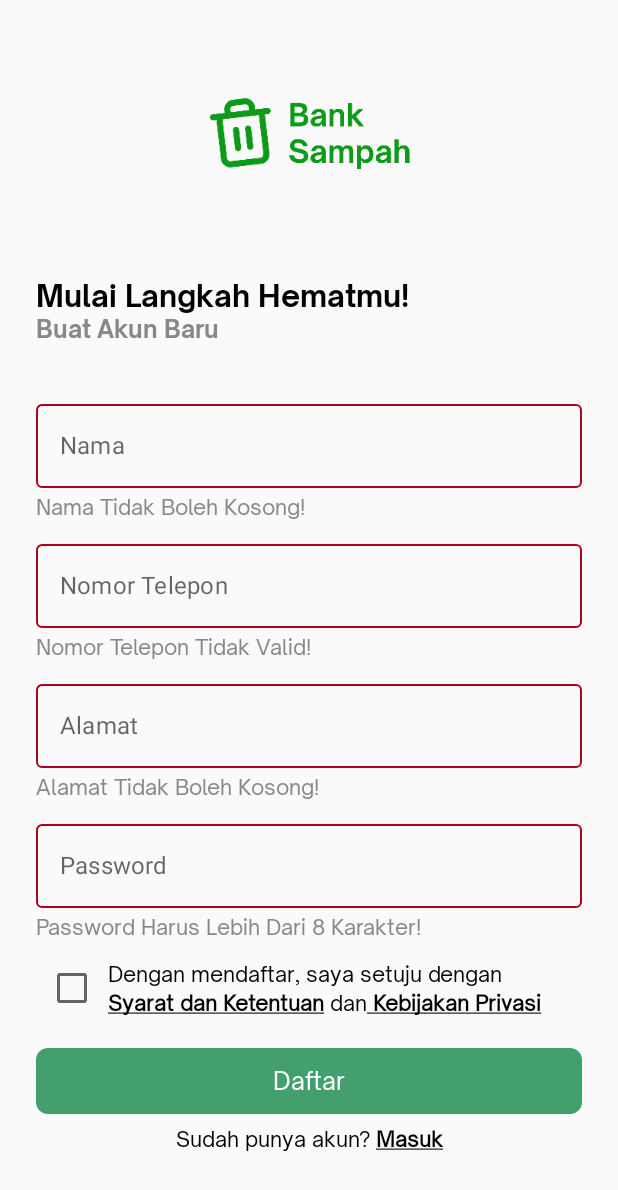
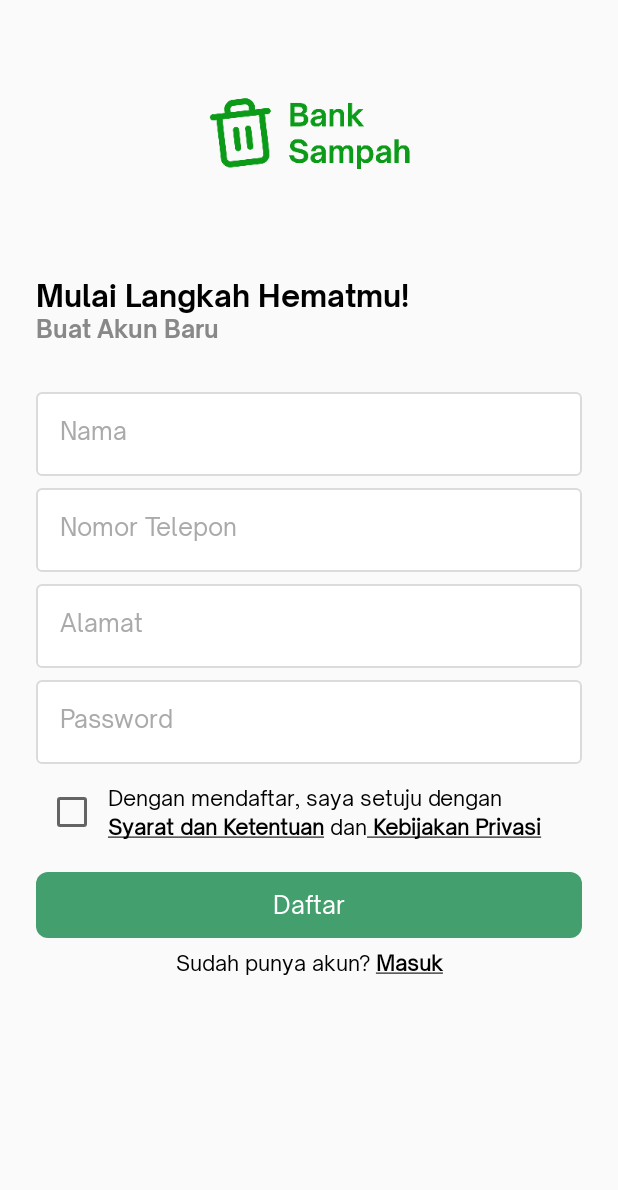
Before and after one commit to fahmirumagutawan/Jetpack-BankSampahRW5, an Android app built with Jetpack Compose: the SignupScreen screen opened through its navigation route, on a phone screen of 412 x 824 dp. Shown: the top 1190 px of the screen. Run offline under Robolectric (Android 15) with nearby library versions, the phone set to English and light mode, and no system bars; our stand-ins replace Dagger/Hilt's generated code, Firebase (no records; nobody signed in at launch, a user with empty details on screens opened directly).

Commit message:
change : auth text field and refactor validation checker

```diff
--- a/app/src/main/java/com/filkom/banksampahdelima/screen/auth/LoginScreen.kt
+++ b/app/src/main/java/com/filkom/banksampahdelima/screen/auth/LoginScreen.kt
@@ -1,11 +1,8 @@
 package com.filkom.banksampahdelima.screen.auth
 
-import androidx.compose.foundation.clickable
 import androidx.compose.foundation.layout.*
 import androidx.compose.foundation.text.KeyboardOptions
-import androidx.compose.material.OutlinedTextField
 import androidx.compose.material.Text
-import androidx.compose.material.TextFieldDefaults
 import androidx.compose.runtime.Composable
 import androidx.compose.ui.Alignment
 import androidx.compose.ui.Modifier
@@ -16,7 +13,6 @@ import androidx.compose.ui.text.buildAnnotatedString
 import androidx.compose.ui.text.font.Font
 import androidx.compose.ui.text.font.FontFamily
 import androidx.compose.ui.text.font.FontWeight
-import androidx.compose.ui.text.input.ImeAction
 import androidx.compose.ui.text.input.KeyboardType
 import androidx.compose.ui.text.input.PasswordVisualTransformation
 import androidx.compose.ui.text.style.TextDecoration
@@ -26,11 +22,7 @@ import androidx.compose.ui.unit.sp
 import androidx.hilt.navigation.compose.hiltViewModel
 import coil.compose.AsyncImage
 import com.filkom.banksampahdelima.R
-import com.filkom.banksampahdelima.component.AppButton
-import com.filkom.banksampahdelima.component.AppText
-import com.filkom.banksampahdelima.component.AppTextButton
-import com.filkom.banksampahdelima.component.AppTextInputNormal
-import com.filkom.banksampahdelima.component.TextType
+import com.filkom.banksampahdelima.component.*
 import com.filkom.banksampahdelima.viewmodel.LoginViewModel
 
 @Composable
@@ -69,27 +61,6 @@ fun LoginScreen(
 
         // Phone Number
         Spacer(modifier = Modifier.height(8.dp))
-//        OutlinedTextField(
-//            value = viewModel.phoneNumberState.value,
-//            onValueChange = {
-//                viewModel.phoneNumberState.value = it
-//            },
-//            label = {
-//                Text(text = "Nomor Telepon")
-//            },
-//            singleLine = true,
-//            maxLines = 1,
-//            colors = TextFieldDefaults.outlinedTextFieldColors(
-//                focusedBorderColor = Color.Gray,
-//                unfocusedBorderColor = Color.Gray,
-//                focusedLabelColor = Color.Gray
-//            ),
-//            keyboardOptions = KeyboardOptions(
-//                keyboardType = KeyboardType.Number,
-//                imeAction = ImeAction.Done
-//            ),
-//            modifier = Modifier.fillMaxWidth()
-//        )
         AppTextInputNormal(
             modifier = Modifier.fillMaxWidth(),
             placeHolder = "Nomor Telepon",
@@ -99,33 +70,13 @@ fun LoginScreen(
                 viewModel.phoneNumberFirstState.value = false
                 viewModel.phoneNumberState.value = it
             },
-            isError = !viewModel.isPhoneNumberValid.value
-                    || !viewModel.isPhoneNumberNotEmpty.value,
-            showWarningMessage = !viewModel.isPhoneNumberValid.value
-                    || !viewModel.isPhoneNumberNotEmpty.value,
+            isError = !viewModel.isPhoneNumberValid.value,
+            showWarningMessage = !viewModel.isPhoneNumberValid.value,
             warningMessage = "Pastikan format nomor anda benar"
         )
 
         // Password
         Spacer(modifier = Modifier.height(8.dp))
-//        OutlinedTextField(
-//            value = viewModel.passwordState.value,
-//            onValueChange = {
-//                viewModel.passwordState.value = it
-//            },
-//            label = {
-//                Text(text = "Password")
-//            },
-//            singleLine = true,
-//            maxLines = 1,
-//            visualTransformation = PasswordVisualTransformation(),
-//            colors = TextFieldDefaults.outlinedTextFieldColors(
-//                focusedBorderColor = Color.Gray,
-//                unfocusedBorderColor = Color.Gray,
-//                focusedLabelColor = Color.Gray
-//            ),
-//            modifier = Modifier.fillMaxWidth()
-//        )
         AppTextInputNormal(
             modifier = Modifier.fillMaxWidth(),
             placeHolder = "Password",
@@ -135,10 +86,8 @@ fun LoginScreen(
                 viewModel.passwordFirstState.value = false
                 viewModel.passwordState.value = it
             },
-            isError = !viewModel.isPasswordValid.value
-                    || !viewModel.isPasswordNotEmpty.value,
-            showWarningMessage = !viewModel.isPasswordValid.value
-                    || !viewModel.isPasswordNotEmpty.value,
+            isError = !viewModel.isPasswordValid.value,
+            showWarningMessage = !viewModel.isPasswordValid.value,
             warningMessage = "Pastikan password sepanjang 6 huruf atau lebih"
         )
 
--- a/app/src/main/java/com/filkom/banksampahdelima/screen/auth/SignupScreen.kt
+++ b/app/src/main/java/com/filkom/banksampahdelima/screen/auth/SignupScreen.kt
@@ -5,7 +5,9 @@ import androidx.compose.foundation.layout.*
 import androidx.compose.foundation.rememberScrollState
 import androidx.compose.foundation.text.KeyboardOptions
 import androidx.compose.foundation.verticalScroll
-import androidx.compose.material.*
+import androidx.compose.material.Checkbox
+import androidx.compose.material.CheckboxDefaults
+import androidx.compose.material.Text
 import androidx.compose.runtime.Composable
 import androidx.compose.ui.Alignment
 import androidx.compose.ui.Alignment.Companion.CenterHorizontally
@@ -17,12 +19,9 @@ import androidx.compose.ui.text.buildAnnotatedString
 import androidx.compose.ui.text.font.Font
 import androidx.compose.ui.text.font.FontFamily
 import androidx.compose.ui.text.font.FontWeight
-import androidx.compose.ui.text.input.ImeAction
 import androidx.compose.ui.text.input.KeyboardType
-import androidx.compose.ui.text.input.PasswordVisualTransformation
 import androidx.compose.ui.text.style.TextDecoration
 import androidx.compose.ui.text.withStyle
-import androidx.compose.ui.tooling.preview.Preview
 import androidx.compose.ui.unit.dp
 import androidx.compose.ui.unit.sp
 import androidx.hilt.navigation.compose.hiltViewModel
@@ -30,6 +29,7 @@ import coil.compose.AsyncImage
 import com.filkom.banksampahdelima.R
 import com.filkom.banksampahdelima.component.AppButton
 import com.filkom.banksampahdelima.component.AppText
+import com.filkom.banksampahdelima.component.AppTextInputNormal
 import com.filkom.banksampahdelima.component.TextType
 import com.filkom.banksampahdelima.viewmodel.SignupViewModel
 
@@ -68,129 +68,65 @@ fun SignupScreen(
 
         // Name
         Spacer(modifier = Modifier.height(32.dp))
-        OutlinedTextField(
-            value = viewModel.usernameState.value,
+        AppTextInputNormal(
+            modifier = Modifier.fillMaxWidth(),
+            placeHolder = "Nama",
+            value = viewModel.nameState.value,
             onValueChange = {
-                viewModel.usernameState.value = it
-                viewModel.checkFormValidation()
+                viewModel.nameFirstState.value = false
+                viewModel.nameState.value = it
             },
-            label = {
-                Text(text = "Nama")
-            },
-            singleLine = true,
-            maxLines = 1,
-            isError = viewModel.isNameError.value,
-            colors = TextFieldDefaults.outlinedTextFieldColors(
-                focusedBorderColor = Color.Gray,
-                unfocusedBorderColor = Color.Gray,
-                focusedLabelColor = Color.Gray
-            ),
-            modifier = Modifier.fillMaxWidth()
+            isError = !viewModel.isNameValid.value,
+            showWarningMessage = !viewModel.isNameValid.value,
+            warningMessage = "Nama tidak boleh kosong!"
         )
-        if (viewModel.isNameError.value) {
-            Spacer(modifier = Modifier.height(4.dp))
-            AppText(
-                text = "Nama Tidak Boleh Kosong!",
-                color = Color.Gray,
-                textType = TextType.ExtraSmall
-            )
-        }
 
 
         // Phone Number
         Spacer(modifier = Modifier.height(8.dp))
-        OutlinedTextField(
+        AppTextInputNormal(
+            modifier = Modifier.fillMaxWidth(),
+            placeHolder = "Nomor Telepon",
             value = viewModel.phoneNumberState.value,
+            keyboardOptions = KeyboardOptions(keyboardType = KeyboardType.Decimal),
             onValueChange = {
+                viewModel.phoneNumberFirstState.value = false
                 viewModel.phoneNumberState.value = it
-                viewModel.checkFormValidation()
             },
-            label = {
-                Text(text = "Nomor Telepon")
-            },
-            singleLine = true,
-            maxLines = 1,
-            isError = viewModel.isPhoneNumberError.value,
-            colors = TextFieldDefaults.outlinedTextFieldColors(
-                focusedBorderColor = Color.Gray,
-                unfocusedBorderColor = Color.Gray,
-                focusedLabelColor = Color.Gray
-            ),
-            keyboardOptions = KeyboardOptions(
-                keyboardType = KeyboardType.Number,
-                imeAction = ImeAction.Done
-            ),
-            modifier = Modifier.fillMaxWidth()
+            isError = !viewModel.isPhoneNumberValid.value,
+            showWarningMessage = !viewModel.isPhoneNumberValid.value,
+            warningMessage = "Format nomor telepon salah!"
         )
-        if (viewModel.isPhoneNumberError.value) {
-            Spacer(modifier = Modifier.height(4.dp))
-            AppText(
-                text = "Nomor Telepon Tidak Valid!",
-                color = Color.Gray,
-                textType = TextType.ExtraSmall
-            )
-        }
 
         // Alamat
         Spacer(modifier = Modifier.height(8.dp))
-        OutlinedTextField(
+        AppTextInputNormal(
+            modifier = Modifier.fillMaxWidth(),
+            placeHolder = "Alamat",
             value = viewModel.addressState.value,
             onValueChange = {
+                viewModel.addressFirstState.value = false
                 viewModel.addressState.value = it
-                viewModel.checkFormValidation()
             },
-            label = {
-                Text(text = "Alamat")
-            },
-            singleLine = true,
-            maxLines = 1,
-            isError = viewModel.isAddressError.value,
-            colors = TextFieldDefaults.outlinedTextFieldColors(
-                focusedBorderColor = Color.Gray,
-                unfocusedBorderColor = Color.Gray,
-                focusedLabelColor = Color.Gray
-            ),
-            modifier = Modifier.fillMaxWidth()
+            isError = !viewModel.isAddressValid.value,
+            showWarningMessage = !viewModel.isAddressValid.value,
+            warningMessage = "Alamat tidak boleh kosong!"
         )
-        if (viewModel.isAddressError.value) {
-            Spacer(modifier = Modifier.height(4.dp))
-            AppText(
-                text = "Alamat Tidak Boleh Kosong!",
-                color = Color.Gray,
-                textType = TextType.ExtraSmall
-            )
-        }
 
         // Password
         Spacer(modifier = Modifier.height(8.dp))
-        OutlinedTextField(
+        AppTextInputNormal(
+            modifier = Modifier.fillMaxWidth(),
+            placeHolder = "Password",
             value = viewModel.passwordState.value,
             onValueChange = {
+                viewModel.passwordFirstState.value = false
                 viewModel.passwordState.value = it
-                viewModel.checkFormValidation()
             },
-            label = {
-                Text(text = "Password")
-            },
-            singleLine = true,
-            maxLines = 1,
-            visualTransformation = PasswordVisualTransformation(),
-            isError = viewModel.isPasswordError.value,
-            colors = TextFieldDefaults.outlinedTextFieldColors(
-                focusedBorderColor = Color.Gray,
-                unfocusedBorderColor = Color.Gray,
-                focusedLabelColor = Color.Gray
-            ),
-            modifier = Modifier.fillMaxWidth()
+            isError = !viewModel.isPasswordValid.value,
+            showWarningMessage = !viewModel.isPasswordValid.value,
+            warningMessage = "Password harus lebih dari 6 karakter!"
         )
-        if (viewModel.isPasswordError.value) {
-            Spacer(modifier = Modifier.height(4.dp))
-            AppText(
-                text = "Password Harus Lebih Dari 8 Karakter!",
-                color = Color.Gray,
-                textType = TextType.ExtraSmall
-            )
-        }
 
 
         // Terms
--- a/app/src/main/java/com/filkom/banksampahdelima/viewmodel/LoginViewModel.kt
+++ b/app/src/main/java/com/filkom/banksampahdelima/viewmodel/LoginViewModel.kt
@@ -13,27 +13,20 @@ class LoginViewModel @Inject constructor(
     private val repository: Repository,
 ) : ViewModel() {
     var phoneNumberState = mutableStateOf("")
-    val phoneNumberFirstState = mutableStateOf(true)
+    var phoneNumberFirstState = mutableStateOf(true)
     val isPhoneNumberValid = derivedStateOf {
-        phoneNumberState.value.length >= 8
-                || phoneNumberFirstState.value
-    }
-    val isPhoneNumberNotEmpty = derivedStateOf {
-        phoneNumberState.value.isNotEmpty()
+        ( phoneNumberState.value.length >= 8 && phoneNumberState.value.isNotEmpty())
                 || phoneNumberFirstState.value
     }
     var passwordState = mutableStateOf("")
-    val passwordFirstState = mutableStateOf(true)
+    var passwordFirstState = mutableStateOf(true)
     val isPasswordValid = derivedStateOf {
-        passwordState.value.length >= 6
+        ( passwordState.value.length >= 6 && passwordState.value.isNotEmpty())
                 || passwordFirstState.value
     }
-    val isPasswordNotEmpty = derivedStateOf {
-        passwordState.value.isNotEmpty()
-                || passwordFirstState.value
-    }
+
+
     var isLoginSuccess = mutableStateOf(false)
-
     fun login() {
         val email = phoneNumberState.value + "@gmail.com"
         val password = passwordState.value
--- a/app/src/main/java/com/filkom/banksampahdelima/viewmodel/SignupViewModel.kt
+++ b/app/src/main/java/com/filkom/banksampahdelima/viewmodel/SignupViewModel.kt
@@ -1,6 +1,7 @@
 package com.filkom.banksampahdelima.viewmodel
 
 import android.util.Log
+import androidx.compose.runtime.derivedStateOf
 import androidx.compose.runtime.mutableStateOf
 import androidx.lifecycle.ViewModel
 import com.filkom.core.data.repository.Repository
@@ -11,33 +12,41 @@ import javax.inject.Inject
 class SignupViewModel @Inject constructor(
     private val repository: Repository
 ): ViewModel() {
-    var usernameState = mutableStateOf("")
+    var nameState = mutableStateOf("")
+    var nameFirstState = mutableStateOf(true)
+    var isNameValid = derivedStateOf {
+        nameState.value.isNotEmpty() || nameFirstState.value
+    }
+
     var phoneNumberState = mutableStateOf("")
+    var phoneNumberFirstState = mutableStateOf(true)
+    val isPhoneNumberValid = derivedStateOf {
+        ( phoneNumberState.value.length >= 8 && phoneNumberState.value.isNotEmpty())
+                || phoneNumberFirstState.value
+    }
+
     var addressState = mutableStateOf("")
+    var addressFirstState = mutableStateOf(true)
+    var isAddressValid = derivedStateOf {
+        addressState.value.isNotEmpty() || addressFirstState.value
+    }
+
     var passwordState = mutableStateOf("")
-    var isNameError = mutableStateOf(true)
-    var isPhoneNumberError = mutableStateOf(true)
-    var isAddressError = mutableStateOf(true)
-    var isPasswordError = mutableStateOf(true)
+    var passwordFirstState = mutableStateOf(true)
+    val isPasswordValid = derivedStateOf {
+        ( passwordState.value.length >= 6 && passwordState.value.isNotEmpty())
+                || passwordFirstState.value
+    }
+
     var checkedState = mutableStateOf(false)
     var isSignupSuccess = mutableStateOf(false)
 
-    fun checkFormValidation() {
-        if (usernameState.value.isNotEmpty())
-            isNameError.value = false
-        if (phoneNumberState.value.length in 10..13)
-            isPhoneNumberError.value = false
-        if (addressState.value.isNotEmpty())
-            isAddressError.value = false
-        if (passwordState.value.length > 8)
-            isPasswordError.value = false
-    }
 
     fun signUp() {
-        if (!isNameError.value &&
-            !isPhoneNumberError.value &&
-            !isAddressError.value &&
-            !isPasswordError.value &&
+        if (!isNameValid.value &&
+            !isPhoneNumberValid.value &&
+            !isAddressValid.value &&
+            !isPasswordValid.value &&
             checkedState.value
         ) {
             val email = phoneNumberState.value + "@gmail.com"
```
